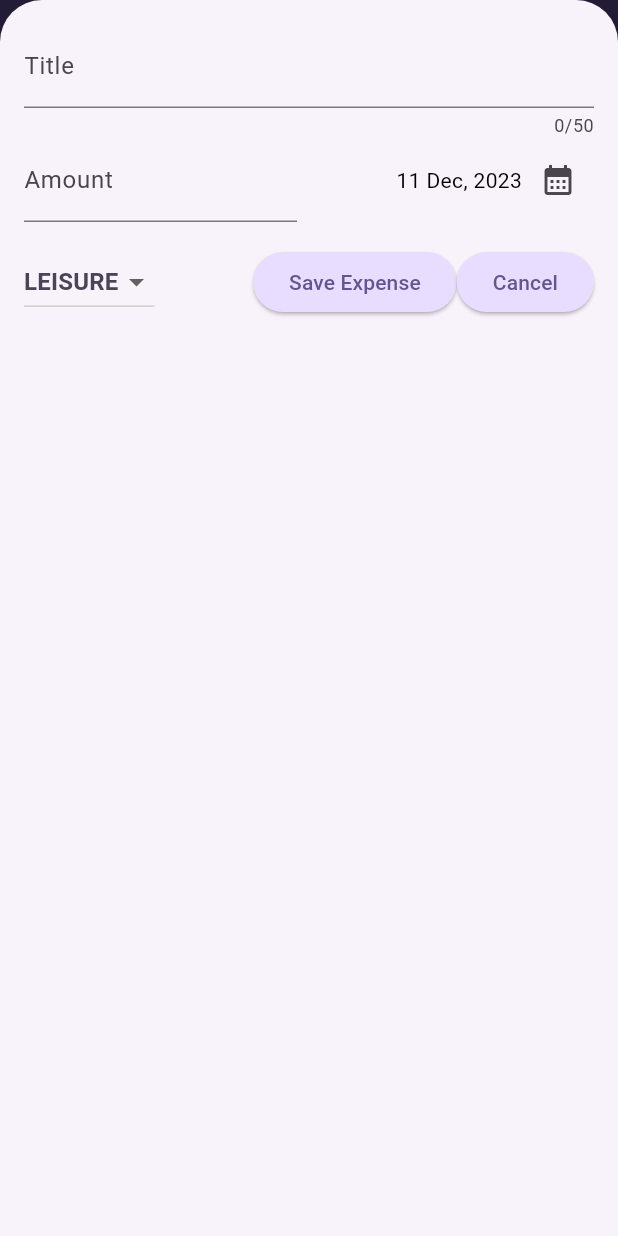
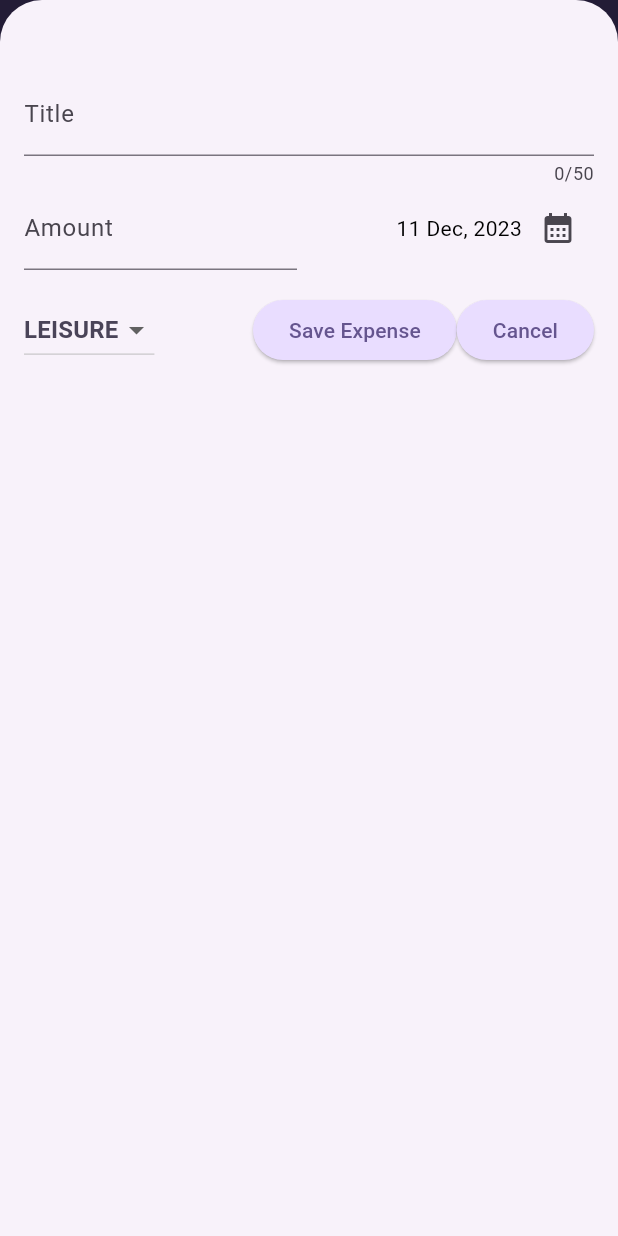
Before and after one commit to deependhamecha/expense_app, a Flutter app: the screen it shows after launch, after a tap on the "add" icon, on a phone screen of 412 x 824 dp. Run offline on Flutter 3.47's test engine with Material 3 defaults, Android fonts, the phone set to English and light mode, and no system bars; missing offline and left inert: dart:js_util.

Commit message:
Added Platform Specific Constraints

```diff
--- a/lib/expenses.dart
+++ b/lib/expenses.dart
@@ -27,7 +27,12 @@ class _ExpensesState extends State<Expenses> {
     /**
      * isScrollControlled true makes full screen
      */
-    showModalBottomSheet(context: context, builder: (ctx) => NewExpense(onAddExpense: _addExpense), isScrollControlled: true);
+    showModalBottomSheet(
+      useSafeArea: true, // Take Notification bar and Camera into consideration
+      context: context,
+      builder: (ctx) => NewExpense(onAddExpense: _addExpense),
+      isScrollControlled: true
+    );
   }
 
   void _addExpense(Expense expense) {
@@ -67,6 +72,9 @@ class _ExpensesState extends State<Expenses> {
   @override
   Widget build(BuildContext context) {
 
+    final width = MediaQuery.of(context).size.width;
+    final height = MediaQuery.of(context).size.height;
+
     Widget mainContent = const Center(
       child: Text('No expenses found. Start adding some!'),
     );
@@ -75,10 +83,21 @@ class _ExpensesState extends State<Expenses> {
       mainContent = ExpensesList(expenses: _registeredExpenses, onRemoveExpense: _removeExpense);
     }
 
+    /**
+     * Scaffold does not occupy full height and width but available empty space after App Bar space.
+     */
     return Scaffold(
-      body: Column(
+      // Column height is unconstrained
+      // Expanded takes avaiable height of the screen.
+      body: width < 600 ? Column(
         children: [
           Chart(expenses: _registeredExpenses),
+          Expanded(child: mainContent)
+        ],
+      ): Row(
+        children: [
+          // As Expanded takes child content, thats why wrapped expanded to both
+          Expanded(child: Chart(expenses: _registeredExpenses)),
           Expanded(child: mainContent)
         ],
       ),
--- a/lib/widgets/new_expense.dart
+++ b/lib/widgets/new_expense.dart
@@ -1,4 +1,7 @@
+import 'dart:io';
+
 import 'package:expense_app/models/expense.dart';
+import 'package:flutter/cupertino.dart';
 import 'package:flutter/material.dart';
 
 class NewExpense extends StatefulWidget {
@@ -36,14 +39,20 @@ class _NewExpense extends State<NewExpense> {
     });
   }
 
-  void _submitExpenseData() {
-
-    // tryParse('Hello') => null if cannot parse
-    final enteredAmount = double.tryParse(_amountController.text);
-
-    final amountisInvalid = enteredAmount == null || enteredAmount <= 0;
-
-    if(_titleController.text.trim().isEmpty || amountisInvalid || _selectedDate == null) {
+  _showDialog() {
+    if(Platform.isIOS) {
+      // For IOS Native Style Dialog
+      showCupertinoDialog(context: context, builder: (ctx) => CupertinoAlertDialog(
+        title: const Text('Invalid Input'),
+        content: const Text('Please make sure a valid title, amount, date and cateogry was entered.'),
+        actions: [
+          TextButton(onPressed: () {
+            Navigator.pop(ctx);
+          },
+          child: const Text('Close'))
+        ],
+      ));
+    } else {
       // Show Error Message
       showDialog(context: context, builder: (ctx) => AlertDialog(
         title: const Text('Invalid Input'),
@@ -55,6 +64,20 @@ class _NewExpense extends State<NewExpense> {
           child: const Text('Close'))
         ],
       ));
+    }
+
+  }
+
+  void _submitExpenseData() {
+
+    // tryParse('Hello') => null if cannot parse
+    final enteredAmount = double.tryParse(_amountController.text);
+
+    final amountisInvalid = enteredAmount == null || enteredAmount <= 0;
+
+    if(_titleController.text.trim().isEmpty || amountisInvalid || _selectedDate == null) {
+
+      _showDialog();
 
       return;
     }
@@ -100,10 +123,56 @@ class _NewExpense extends State<NewExpense> {
 
   @override
   Widget build(BuildContext context) {
-    return Padding(
-      padding: const EdgeInsets.all(16),
+
+    // This will give you contents, which are overlapped by keyboard from bottom or hidden on screen
+    final keyboardSpace = MediaQuery.of(context).viewInsets.bottom;
+
+    return LayoutBuilder(builder: (ctx, constraints) {
+
+      final width = constraints.maxWidth;
+      final paddingEdgeInsets = EdgeInsets.fromLTRB(16, 48, 16, keyboardSpace + 16);
+
+      // Extracted Dropdown to a variable
+      final dropdownButton = // Yuck!!!!
+                    // Dropdown doesn't have controller
+                    DropdownButton(
+                      value: _selectedCategory,
+                      items: Category.values.map(
+                        (category) => DropdownMenuItem(
+                          value: category,
+                          child: Text(
+                            category.name.toUpperCase(),
+                          )
+                        )
+                      ).toList(),
+                      onChanged: (value) {
+                        if(value == null) {
+                          return;
+                        }
+                        setState(() {
+                          _selectedCategory = value;
+                        });
+                      }
+                    );
+
+      // Constraints applied by parents widget.
+      // Works kinda like @media query
+      print(constraints.minWidth);
+      print(constraints.maxWidth);
+      print(constraints.minHeight);
+      print(constraints.maxHeight);
+
+      return SizedBox(
+        height: double.infinity,
+        child: SingleChildScrollView(
+          child: Padding(
+            padding: paddingEdgeInsets,
             child: Column(
               children: [
+                // You can use if else here also
+                // if(width >= 600)
+                //   Row(children: [],)
+                // else
                 Row(
                   children: [
                     Expanded(child: TextField(
@@ -143,27 +212,7 @@ class _NewExpense extends State<NewExpense> {
                 const SizedBox(height: 16,),
                 Row(
                   children: [
-              // Yuck!!!!
-              // Dropdown doesn't have controller
-              DropdownButton(
-                value: _selectedCategory,
-                items: Category.values.map(
-                  (category) => DropdownMenuItem(
-                    value: category,
-                    child: Text(
-                      category.name.toUpperCase(),
-                    )
-                  )
-                ).toList(),
-                onChanged: (value) {
-                  if(value == null) {
-                    return;
-                  }
-                  setState(() {
-                    _selectedCategory = value;
-                  });
-                }
-              ),
+                    dropdownButton,
                     const Spacer(),
                     ElevatedButton(
                       onPressed: () {
@@ -175,6 +224,11 @@ class _NewExpense extends State<NewExpense> {
                 ),
               ],
             ),
+          ),
+        ),
       );
+    });
+
+
   }
 }
```
Also changed, not shown: lib/main.dart (+18 -0 lines), 1 other file. Lines whose indentation alone changed are shown as unchanged.
